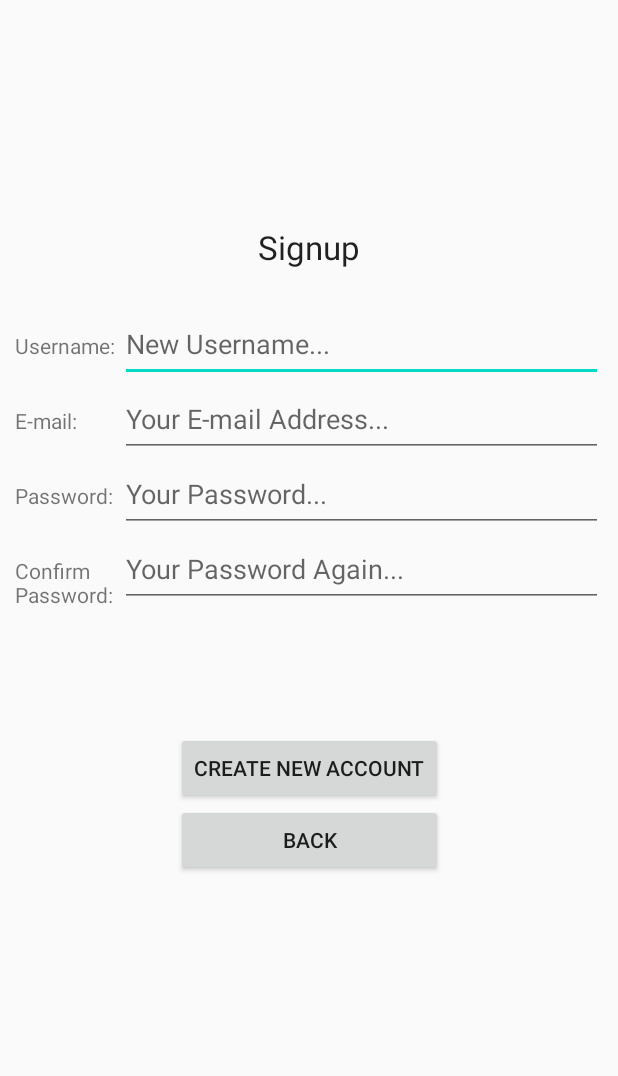
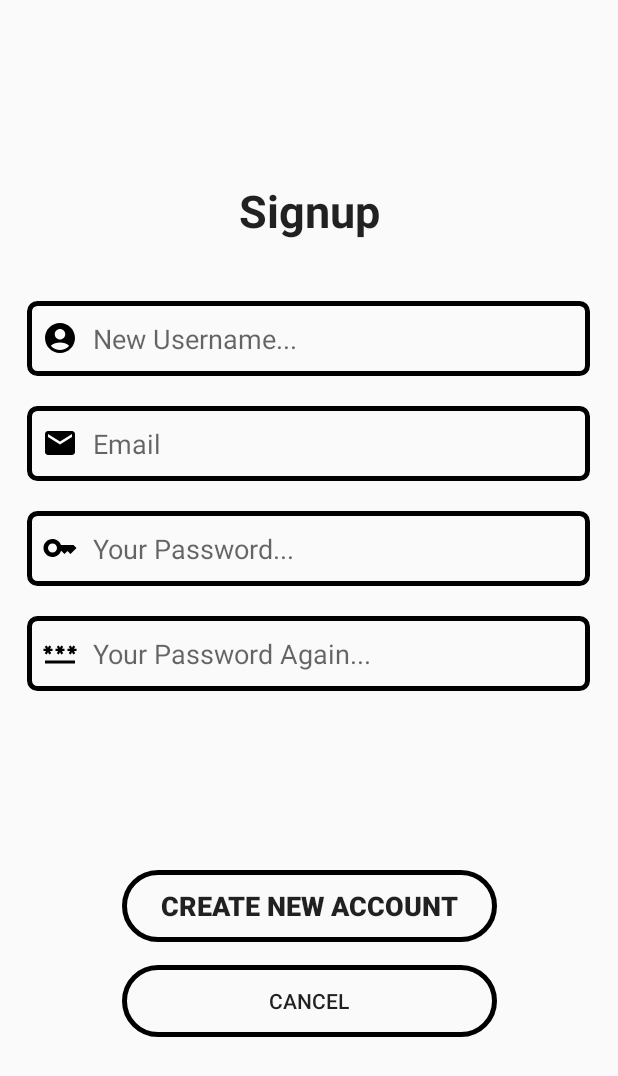
Before and after one commit to Zheng-Lu/PDIoTApp, an Android app: the RegisterActivity screen opened directly, with no data from a screen before it, on a phone screen of 412 x 824 dp. Shown: the top 1076 px of the screen. Run offline under Robolectric (Android 15) with nearby library versions, the phone set to English and light mode, and no system bars.

Commit message:
First update of login/register/forget page

```diff
--- a/app/build.gradle
+++ b/app/build.gradle
@@ -30,6 +30,7 @@ android {
     androidResources {
         noCompress 'tflite'
     }
+    namespace 'com.specknet.pdiotapp'
 }
 
 dependencies {
--- a/app/src/main/AndroidManifest.xml
+++ b/app/src/main/AndroidManifest.xml
@@ -1,6 +1,5 @@
 <?xml version="1.0" encoding="utf-8"?>
-<manifest xmlns:android="http://schemas.android.com/apk/res/android"
-    package="com.specknet.pdiotapp">
+<manifest xmlns:android="http://schemas.android.com/apk/res/android">
 
     <uses-permission android:name="android.permission.BLUETOOTH" />
     <uses-permission android:name="android.permission.BLUETOOTH_ADMIN" />
--- /dev/null
+++ b/app/src/main/res/drawable/baseline_account_circle_24.xml
@@ -0,0 +1,5 @@
+<vector android:height="24dp" android:tint="#000000"
+    android:viewportHeight="24" android:viewportWidth="24"
+    android:width="24dp" xmlns:android="http://schemas.android.com/apk/res/android">
+    <path android:fillColor="@android:color/white" android:pathData="M12,2C6.48,2 2,6.48 2,12s4.48,10 10,10s10,-4.48 10,-10S17.52,2 12,2zM12,6c1.93,0 3.5,1.57 3.5,3.5S13.93,13 12,13s-3.5,-1.57 -3.5,-3.5S10.07,6 12,6zM12,20c-2.03,0 -4.43,-0.82 -6.14,-2.88C7.55,15.8 9.68,15 12,15s4.45,0.8 6.14,2.12C16.43,19.18 14.03,20 12,20z"/>
+</vector>
--- /dev/null
+++ b/app/src/main/res/drawable/baseline_key_24.xml
@@ -0,0 +1,5 @@
+<vector android:height="24dp" android:tint="#000000"
+    android:viewportHeight="24" android:viewportWidth="24"
+    android:width="24dp" xmlns:android="http://schemas.android.com/apk/res/android">
+    <path android:fillColor="@android:color/white" android:pathData="M21,10h-8.35C11.83,7.67 9.61,6 7,6c-3.31,0 -6,2.69 -6,6s2.69,6 6,6c2.61,0 4.83,-1.67 5.65,-4H13l2,2l2,-2l2,2l4,-4.04L21,10zM7,15c-1.65,0 -3,-1.35 -3,-3c0,-1.65 1.35,-3 3,-3s3,1.35 3,3C10,13.65 8.65,15 7,15z"/>
+</vector>
--- /dev/null
+++ b/app/src/main/res/drawable/baseline_password_24.xml
@@ -0,0 +1,5 @@
+<vector android:height="24dp" android:tint="#000000"
+    android:viewportHeight="24" android:viewportWidth="24"
+    android:width="24dp" xmlns:android="http://schemas.android.com/apk/res/android">
+    <path android:fillColor="@android:color/white" android:pathData="M2,17h20v2H2V17zM3.15,12.95L4,11.47l0.85,1.48l1.3,-0.75L5.3,10.72H7v-1.5H5.3l0.85,-1.47L4.85,7L4,8.47L3.15,7l-1.3,0.75L2.7,9.22H1v1.5h1.7L1.85,12.2L3.15,12.95zM9.85,12.2l1.3,0.75L12,11.47l0.85,1.48l1.3,-0.75l-0.85,-1.48H15v-1.5h-1.7l0.85,-1.47L12.85,7L12,8.47L11.15,7l-1.3,0.75l0.85,1.47H9v1.5h1.7L9.85,12.2zM23,9.22h-1.7l0.85,-1.47L20.85,7L20,8.47L19.15,7l-1.3,0.75l0.85,1.47H17v1.5h1.7l-0.85,1.48l1.3,0.75L20,11.47l0.85,1.48l1.3,-0.75l-0.85,-1.48H23V9.22z"/>
+</vector>
--- a/app/src/main/res/layout/register_draft.xml
+++ b/app/src/main/res/layout/register_draft.xml
@@ -10,10 +10,12 @@
         android:id="@+id/Signup"
         android:layout_width="wrap_content"
         android:layout_height="wrap_content"
-        android:layout_marginTop="150dp"
-        android:layout_marginBottom="25dp"
+        android:layout_marginTop="120dp"
+        android:layout_marginBottom="30dp"
         android:text="Signup"
         android:textAppearance="@style/TextAppearance.AppCompat.Large"
+        android:textStyle="bold"
+        android:textSize="30sp"
         app:layout_constraintBottom_toTopOf="@+id/S_UserInput"
         app:layout_constraintEnd_toEndOf="parent"
         app:layout_constraintStart_toStartOf="parent"
@@ -23,8 +25,8 @@
         android:id="@+id/S_UserInput"
         android:layout_width="0dp"
         android:layout_height="wrap_content"
-        android:layout_marginTop="25dp"
-        android:layout_marginBottom="150dp"
+        android:layout_marginTop="50dp"
+        android:layout_marginBottom="200dp"
         android:orientation="vertical"
         app:layout_constraintBottom_toBottomOf="@id/S_SignupButtons"
         app:layout_constraintEnd_toEndOf="parent"
@@ -35,23 +37,29 @@
             android:id="@+id/S_UserName"
             android:layout_width="match_parent"
             android:layout_height="wrap_content"
+            android:gravity="center_horizontal"
             android:orientation="horizontal">
 
             <TextView
                 android:id="@+id/S_UserNameText"
-                android:layout_width="70dp"
-                android:layout_height="50dp"
-                android:layout_marginLeft="10dp"
-                android:text="Username:" />
+                android:layout_width="0dp"
+                android:layout_height="0dp"
+                android:layout_marginLeft="0dp" />
 
             <EditText
-                android:id="@+id/S_UserNameInput"
-                android:layout_width="match_parent"
+                android:layout_width="375dp"
                 android:layout_height="50dp"
-                android:layout_marginRight="10dp"
+                android:layout_marginTop="10dp"
+                android:layout_marginBottom="10dp"
+                android:background="@drawable/input"
+                android:drawableLeft="@drawable/baseline_account_circle_24"
+                android:drawablePadding="10dp"
                 android:ems="10"
                 android:hint="New Username..."
                 android:inputType="textPersonName"
+                android:paddingVertical="5dp"
+                android:paddingLeft="10dp"
+                android:id="@+id/S_UserNameInput"
                 android:singleLine="true" />
 
         </LinearLayout>
@@ -60,23 +68,30 @@
             android:id="@+id/S_Email"
             android:layout_width="match_parent"
             android:layout_height="match_parent"
+            android:gravity="center_horizontal"
             android:orientation="horizontal">
 
             <TextView
                 android:id="@+id/S_EmailText"
-                android:layout_width="70dp"
-                android:layout_height="50dp"
-                android:layout_marginLeft="10dp"
+                android:layout_width="0dp"
+                android:layout_height="0dp"
+                android:layout_marginLeft="0dp"
                 android:text="E-mail:" />
 
             <EditText
                 android:id="@+id/S_EmailInput"
-                android:layout_width="match_parent"
+                android:layout_width="375dp"
                 android:layout_height="50dp"
-                android:layout_marginRight="10dp"
+                android:layout_marginTop="10dp"
+                android:layout_marginBottom="10dp"
+                android:background="@drawable/input"
+                android:drawableLeft="@drawable/ic_baseline_email_24"
+                android:drawablePadding="10dp"
                 android:ems="10"
-                android:hint="Your E-mail Address..."
-                android:inputType="textPersonName" />
+                android:hint="Email"
+                android:inputType="textPersonName"
+                android:paddingVertical="5dp"
+                android:paddingLeft="10dp" />
         </LinearLayout>
 
         <LinearLayout
@@ -84,22 +99,29 @@
             android:layout_width="match_parent"
             android:layout_height="wrap_content"
             android:layout_weight="1"
+            android:gravity="center_horizontal"
             android:orientation="horizontal">
 
             <TextView
                 android:id="@+id/S_PasswordText"
-                android:layout_width="70dp"
-                android:layout_height="50dp"
-                android:layout_marginLeft="10dp"
+                android:layout_width="0dp"
+                android:layout_height="0dp"
+                android:layout_marginLeft="0dp"
                 android:text="Password:" />
 
             <EditText
                 android:id="@+id/S_PasswordInput"
-                android:layout_width="match_parent"
+                android:layout_width="375dp"
                 android:layout_height="50dp"
-                android:layout_marginRight="10dp"
+                android:layout_marginTop="10dp"
+                android:layout_marginBottom="10dp"
+                android:background="@drawable/input"
+                android:drawableLeft="@drawable/baseline_key_24"
+                android:drawablePadding="10dp"
                 android:ems="10"
                 android:hint="Your Password..."
+                android:paddingVertical="5dp"
+                android:paddingLeft="10dp"
                 android:inputType="textPassword"
                 android:singleLine="true" />
         </LinearLayout>
@@ -109,20 +131,27 @@
             android:layout_width="match_parent"
             android:layout_height="wrap_content"
             android:layout_weight="1"
+            android:gravity="center_horizontal"
             android:orientation="horizontal">
 
             <TextView
                 android:id="@+id/S_ConfPasswordText"
-                android:layout_width="70dp"
-                android:layout_height="50dp"
-                android:layout_marginLeft="10dp"
+                android:layout_width="0dp"
+                android:layout_height="0dp"
+                android:layout_marginLeft="0dp"
                 android:text="Confirm Password:" />
 
             <EditText
                 android:id="@+id/S_ConfPasswordInput"
-                android:layout_width="match_parent"
+                android:layout_width="375dp"
                 android:layout_height="50dp"
-                android:layout_marginRight="10dp"
+                android:layout_marginTop="10dp"
+                android:layout_marginBottom="10dp"
+                android:paddingVertical="5dp"
+                android:paddingLeft="10dp"
+                android:background="@drawable/input"
+                android:drawableLeft="@drawable/baseline_password_24"
+                android:drawablePadding="10dp"
                 android:ems="10"
                 android:hint="Your Password Again..."
                 android:inputType="textPassword"
@@ -132,9 +161,9 @@
 
     <LinearLayout
         android:id="@+id/S_SignupButtons"
-        android:layout_width="wrap_content"
+        android:layout_width="250dp"
         android:layout_height="wrap_content"
-        android:layout_marginTop="50dp"
+        android:layout_marginTop="20dp"
         android:orientation="vertical"
         app:layout_constraintBottom_toBottomOf="parent"
         app:layout_constraintEnd_toEndOf="parent"
@@ -145,13 +174,18 @@
             android:id="@+id/SignupSubmit"
             android:layout_width="match_parent"
             android:layout_height="wrap_content"
-            android:text="Create new account" />
+            android:text="Create new account"
+            android:layout_marginBottom="15dp"
+            android:background="@drawable/rounded_button"
+            android:textSize="18sp"
+            android:textStyle="bold"/>
 
         <Button
             android:id="@+id/HaveAccountButton"
             android:layout_width="match_parent"
             android:layout_height="wrap_content"
-            android:text="Back" />
+            android:background="@drawable/rounded_button"
+            android:text="cancel" />
 
     </LinearLayout>
 
--- a/build.gradle
+++ b/build.gradle
@@ -9,7 +9,7 @@ buildscript {
         }
     }
     dependencies {
-        classpath 'com.android.tools.build:gradle:7.4.2'
+        classpath 'com.android.tools.build:gradle:8.1.2'
         classpath "org.jetbrains.kotlin:kotlin-gradle-plugin:$kotlin_version"
 
         // NOTE: Do not place your application dependencies here; they belong
--- a/gradle.properties
+++ b/gradle.properties
@@ -19,3 +19,6 @@ android.useAndroidX=true
 android.enableJetifier=true
 # Kotlin code style for this project: "official" or "obsolete":
 kotlin.code.style=official
+android.defaults.buildfeatures.buildconfig=true
+android.nonTransitiveRClass=false
+android.nonFinalResIds=false
```
Also changed, not shown: app/src/main/res/layout/activity_main_draft.xml (added, +90 -0 lines), app/src/main/res/layout/activity_recording.xml (+30 -12 lines), app/src/main/res/layout/forgot_draft.xml (+56 -31 lines), app/src/main/res/layout/login_draft.xml (+12 -8 lines), gradle/wrapper/gradle-wrapper.properties, 722 other files.
